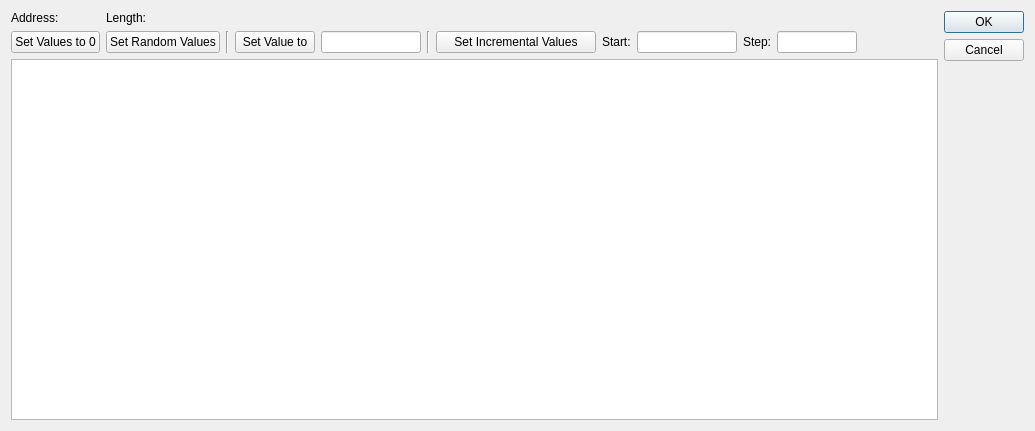
The window that omodsim/dialogs/dialogforcemultipleregisters.ui (sanny32/OpenModSim) describes before a commit, drawn with Qt 5.
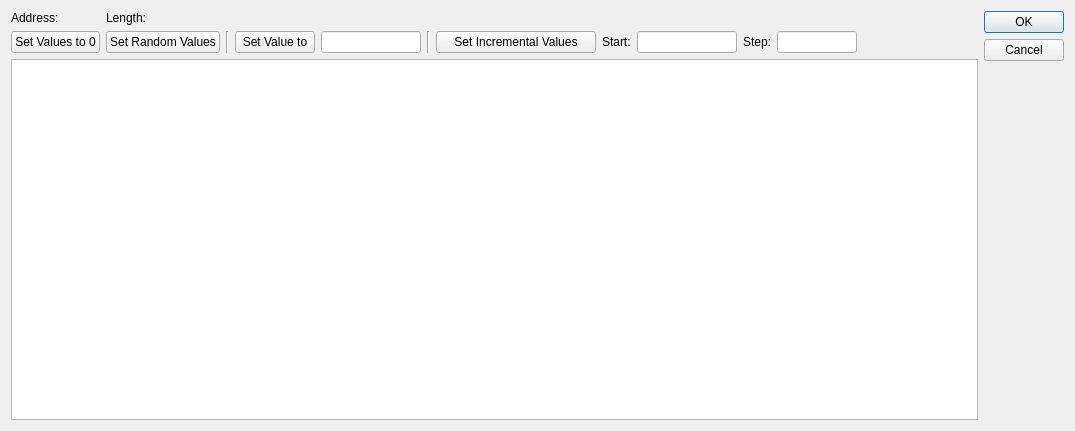
The same window after the commit. Custom widgets are drawn as their Qt base class.

Commit message: Correct min width of DialogForceMultipleRegisters

What changed in the file:
```diff
--- a/omodsim/dialogs/dialogforcemultipleregisters.ui
+++ b/omodsim/dialogs/dialogforcemultipleregisters.ui
@@ -6,13 +6,13 @@
    <rect>
     <x>0</x>
     <y>0</y>
-    <width>1035</width>
+    <width>1075</width>
     <height>431</height>
    </rect>
   </property>
   <property name="minimumSize">
    <size>
-    <width>1035</width>
+    <width>1075</width>
     <height>320</height>
    </size>
   </property>
```
